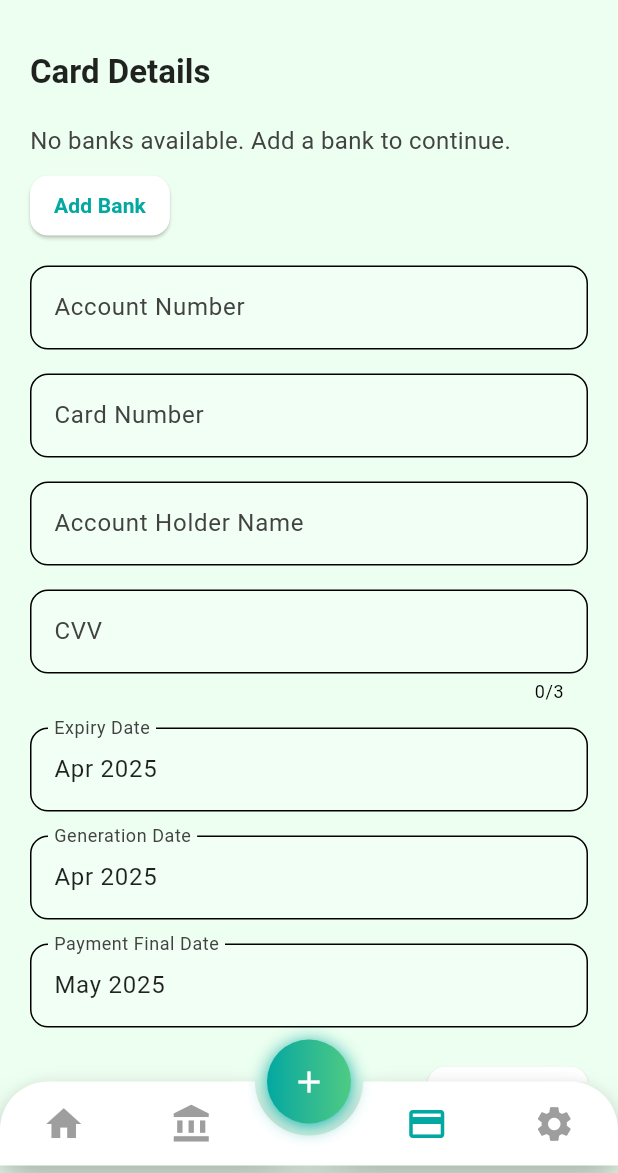
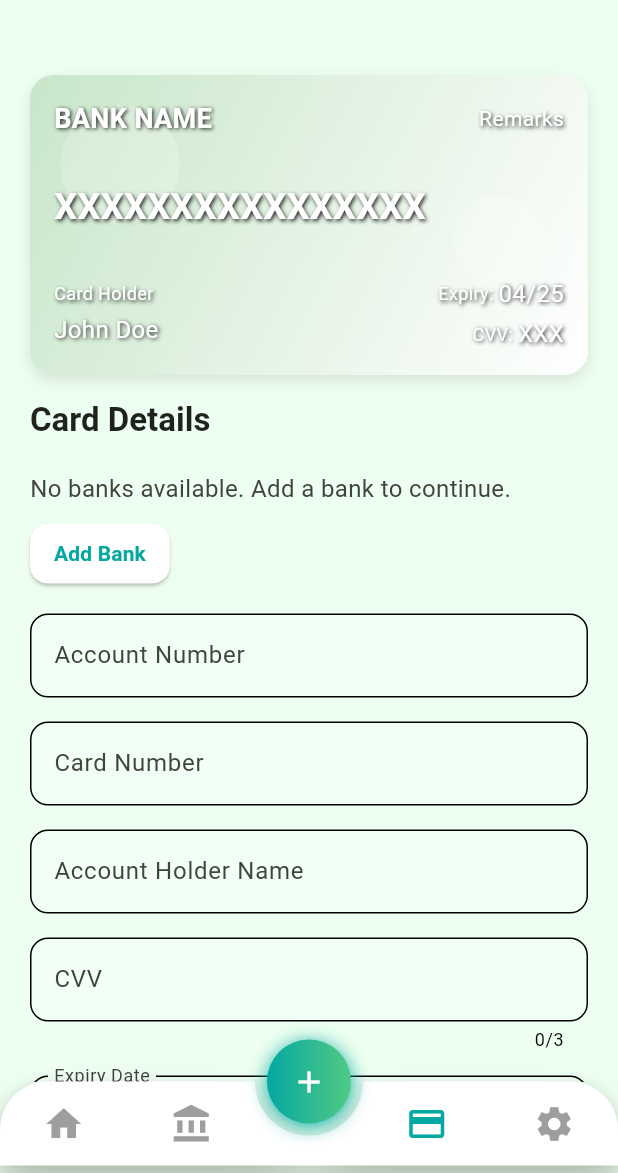
Before and after one commit to shamnad-sherief/credit-card-master, a Flutter app: the screen it shows after launch, item 3 of the bottom bar chosen, on a phone screen of 412 x 824 dp, the part 63-1236 px from its top. Run offline on Flutter 3.47's test engine with Material 3 defaults, Android fonts, the phone set to English and light mode, and no system bars; drawn by our look-alikes of animated_bottom_navigation_bar; our stand-ins replace animated_toggle_switch, hive, hive_flutter, image_picker, shared_preferences; accounts and stored records are empty.

Commit message:
feat: card preview

```diff
--- a/lib/models/card_model.dart
+++ b/lib/models/card_model.dart
@@ -28,6 +28,9 @@ class Card extends HiveObject {
   @HiveField(7)
   final String paymentFinalDate;
 
+  @HiveField(8)
+  String? backgroundImagePath;
+
   Card({
     required this.bankName,
     required this.accountNumber,
@@ -37,5 +40,6 @@ class Card extends HiveObject {
     required this.expiryDate,
     required this.generationDate,
     required this.paymentFinalDate,
+    this.backgroundImagePath,
   });
 }
--- a/lib/screens/credit_card_master/card_master.dart
+++ b/lib/screens/credit_card_master/card_master.dart
@@ -1,5 +1,6 @@
 import 'package:flutter/material.dart' hide Card;
 import 'package:hive_flutter/hive_flutter.dart';
+import 'package:image_picker/image_picker.dart';
 import 'package:provider/provider.dart';
 import '../../models/card_model.dart';
 import '../../provider/app_data_provider.dart';
@@ -9,6 +10,7 @@ import 'bank_dropdown.dart';
 import 'custom_text_form_field.dart';
 import 'date_picker_field.dart';
 import 'card_validator.dart';
+import 'card_preview.dart';
 
 class CardMasterPage extends StatefulWidget {
   final Card? card;
@@ -31,6 +33,8 @@ class _CardMasterPageState extends State<CardMasterPage> {
   final _paymentFinalDateController = TextEditingController();
   String? _selectedBank;
   final _validator = CardValidator();
+  String? _backgroundImagePath; // To hold the selected image path
+  final ImagePicker _picker = ImagePicker();
 
   @override
   void initState() {
@@ -44,12 +48,23 @@ class _CardMasterPageState extends State<CardMasterPage> {
       _expiryDateController.text = widget.card!.expiryDate;
       _generationDateController.text = widget.card!.generationDate;
       _paymentFinalDateController.text = widget.card!.paymentFinalDate;
+      _backgroundImagePath =
+          widget.card!.backgroundImagePath; // Load existing image
     } else {
       final today = DateTime.now();
       _generationDateController.text = _validator.formatDate(today);
       _expiryDateController.text = _validator.formatDate(today);
       _paymentFinalDateController.text =
           _validator.formatDate(today.add(const Duration(days: 30)));
+    }
+  }
+
+  Future<void> _pickImage() async {
+    final XFile? image = await _picker.pickImage(source: ImageSource.gallery);
+    if (image != null) {
+      setState(() {
+        _backgroundImagePath = image.path; // Update image path
+      });
     }
   }
 
@@ -64,6 +79,7 @@ class _CardMasterPageState extends State<CardMasterPage> {
         expiryDate: _expiryDateController.text,
         generationDate: _generationDateController.text,
         paymentFinalDate: _paymentFinalDateController.text,
+        backgroundImagePath: _backgroundImagePath, // Save image path
       );
       final box = Hive.box<Card>('cards');
       if (widget.index != null) {
@@ -114,6 +130,27 @@ class _CardMasterPageState extends State<CardMasterPage> {
       child: ListView(
         padding: const EdgeInsets.all(20),
         children: [
+          ValueListenableBuilder(
+            valueListenable: _cardNumberController,
+            builder: (context, _, __) => ValueListenableBuilder(
+              valueListenable: _accountHolderNameController,
+              builder: (context, _, __) => ValueListenableBuilder(
+                valueListenable: _expiryDateController,
+                builder: (context, _, __) => ValueListenableBuilder(
+                  valueListenable: _cvvController,
+                  builder: (context, _, __) => CardPreview(
+                    bankName: _selectedBank,
+                    cardNumber: _cardNumberController.text,
+                    cardHolderName: _accountHolderNameController.text,
+                    expiryDate: _expiryDateController.text,
+                    cvv: _cvvController.text,
+                    backgroundImagePath:
+                        _backgroundImagePath, // Pass image path
+                  ),
+                ),
+              ),
+            ),
+          ),
           Text(
             widget.card != null ? 'Edit Card Details' : 'Card Details',
             style: Theme.of(context).textTheme.titleLarge?.copyWith(
@@ -191,6 +228,26 @@ class _CardMasterPageState extends State<CardMasterPage> {
             validator: (value) => _validator.validatePaymentFinalDate(
                 value, _generationDateController.text),
           ),
+          const SizedBox(height: 16),
+          ElevatedButton(
+            onPressed: _pickImage,
+            style: ElevatedButton.styleFrom(
+              backgroundColor: Colors.white,
+              foregroundColor:
+                  isDarkMode ? Colors.blueGrey[900] : kPrimaryColor,
+              shape: RoundedRectangleBorder(
+                borderRadius: BorderRadius.circular(12),
+              ),
+              padding: const EdgeInsets.symmetric(horizontal: 24, vertical: 12),
+            ),
+            child: Text(
+              'Pick Background Image',
+              style: TextStyle(
+                fontWeight: FontWeight.bold,
+                color: isDarkMode ? Colors.blueGrey[900] : kPrimaryColor,
+              ),
+            ),
+          ),
           const SizedBox(height: 24),
           Align(
             alignment: Alignment.centerRight,
--- /dev/null
+++ b/lib/screens/credit_card_master/card_preview.dart
@@ -0,0 +1,224 @@
+import 'dart:io';
+
+import 'package:flutter/material.dart';
+import 'package:intl/intl.dart';
+import 'dart:ui'; // For BackdropFilter
+
+class CardPreview extends StatelessWidget {
+  final String? bankName;
+  final String cardNumber;
+  final String cardHolderName;
+  final String expiryDate;
+  final String cvv;
+  final String? backgroundImagePath; // New parameter for image path
+
+  const CardPreview({
+    super.key,
+    this.bankName,
+    required this.cardNumber,
+    required this.cardHolderName,
+    required this.expiryDate,
+    required this.cvv,
+    this.backgroundImagePath,
+  });
+
+  String _maskCardNumber(String cardNumber) {
+    cardNumber = cardNumber.replaceAll(RegExp(r'\D'), '');
+    if (cardNumber.length < 4) return cardNumber.padRight(16, 'X');
+    return '**** **** **** ${cardNumber.substring(cardNumber.length - 4)}';
+  }
+
+  String _formatExpiryDate(String expiry) {
+    if (expiry.isEmpty ||
+        !RegExp(r'^(Jan|Feb|Mar|Apr|May|Jun|Jul|Aug|Sep|Oct|Nov|Dec)\s\d{4}$')
+            .hasMatch(expiry)) {
+      return 'XX/XX';
+    }
+    try {
+      final date = DateFormat('MMM yyyy').parseStrict(expiry);
+      return DateFormat('MM/yy').format(date);
+    } catch (e) {
+      return 'XX/XX';
+    }
+  }
+
+  TextStyle _textStyle(
+      {double fontSize = 16, FontWeight fontWeight = FontWeight.normal}) {
+    return TextStyle(
+      color: Colors.white,
+      fontSize: fontSize,
+      fontWeight: fontWeight,
+      shadows: const [
+        Shadow(
+          color: Colors.black87,
+          blurRadius: 3,
+          offset: Offset(1, 1),
+        ),
+      ],
+    );
+  }
+
+  @override
+  Widget build(BuildContext context) {
+    return Padding(
+      padding: const EdgeInsets.symmetric(vertical: 16),
+      child: Container(
+        height: 200,
+        decoration: BoxDecoration(
+          image: backgroundImagePath != null
+              ? DecorationImage(
+                  image: FileImage(File(backgroundImagePath!)),
+                  fit: BoxFit.cover,
+                )
+              : null,
+          gradient: backgroundImagePath == null
+              ? LinearGradient(
+                  colors: [Colors.green[100]!, Colors.white],
+                  begin: Alignment.topLeft,
+                  end: Alignment.bottomRight,
+                )
+              : null,
+          borderRadius: BorderRadius.circular(16),
+          boxShadow: [
+            BoxShadow(
+              color: Colors.black.withOpacity(0.1),
+              blurRadius: 8,
+              offset: const Offset(0, 4),
+            ),
+          ],
+        ),
+        child: Stack(
+          children: [
+            // Background blurred circles (optional with image)
+            if (backgroundImagePath == null) ...[
+              Positioned(
+                top: 20,
+                left: 20,
+                child: ClipRRect(
+                  borderRadius: BorderRadius.circular(50),
+                  child: BackdropFilter(
+                    filter: ImageFilter.blur(sigmaX: 10, sigmaY: 10),
+                    child: Container(
+                      width: 80,
+                      height: 80,
+                      decoration: BoxDecoration(
+                        shape: BoxShape.circle,
+                        color: Colors.white.withOpacity(0.2),
+                      ),
+                    ),
+                  ),
+                ),
+              ),
+              Positioned(
+                top: 80,
+                right: 30,
+                child: ClipRRect(
+                  borderRadius: BorderRadius.circular(50),
+                  child: BackdropFilter(
+                    filter: ImageFilter.blur(sigmaX: 10, sigmaY: 10),
+                    child: Container(
+                      width: 60,
+                      height: 60,
+                      decoration: BoxDecoration(
+                        shape: BoxShape.circle,
+                        color: Colors.white.withOpacity(0.2),
+                      ),
+                    ),
+                  ),
+                ),
+              ),
+            ],
+            // Card content
+            Padding(
+              padding: const EdgeInsets.all(16),
+              child: Column(
+                crossAxisAlignment: CrossAxisAlignment.start,
+                children: [
+                  // Bank Name and Remarks
+                  Row(
+                    mainAxisAlignment: MainAxisAlignment.spaceBetween,
+                    children: [
+                      Text(
+                        bankName ?? 'BANK NAME',
+                        style: _textStyle(
+                          fontSize: 18,
+                          fontWeight: FontWeight.bold,
+                        ),
+                      ),
+                      Text(
+                        'Remarks',
+                        style: _textStyle(fontSize: 14),
+                      ),
+                    ],
+                  ),
+                  const Spacer(),
+                  // Card Number
+                  Text(
+                    _maskCardNumber(cardNumber),
+                    style: _textStyle(
+                      fontSize: 24,
+                      fontWeight: FontWeight.bold,
+                    ),
+                  ),
+                  const Spacer(),
+                  // Card Holder, Expiry, and CVV
+                  Row(
+                    mainAxisAlignment: MainAxisAlignment.spaceBetween,
+                    children: [
+                      Column(
+                        crossAxisAlignment: CrossAxisAlignment.start,
+                        children: [
+                          Text(
+                            'Card Holder',
+                            style: _textStyle(fontSize: 12),
+                          ),
+                          const SizedBox(height: 4),
+                          Text(
+                            cardHolderName.isEmpty
+                                ? 'John Doe'
+                                : cardHolderName,
+                            style: _textStyle(fontSize: 16),
+                          ),
+                        ],
+                      ),
+                      Column(
+                        crossAxisAlignment: CrossAxisAlignment.end,
+                        children: [
+                          Row(
+                            children: [
+                              Text(
+                                'Expiry: ',
+                                style: _textStyle(fontSize: 12),
+                              ),
+                              Text(
+                                _formatExpiryDate(expiryDate),
+                                style: _textStyle(fontSize: 16),
+                              ),
+                            ],
+                          ),
+                          const SizedBox(height: 4),
+                          Row(
+                            children: [
+                              Text(
+                                'CVV: ',
+                                style: _textStyle(fontSize: 12),
+                              ),
+                              Text(
+                                cvv.isEmpty ? 'XXX' : cvv,
+                                style: _textStyle(fontSize: 16),
+                              ),
+                            ],
+                          ),
+                        ],
+                      ),
+                    ],
+                  ),
+                ],
+              ),
+            ),
+          ],
+        ),
+      ),
+    );
+  }
+}
```
Also changed, not shown: lib/models/card_model.g.dart.
